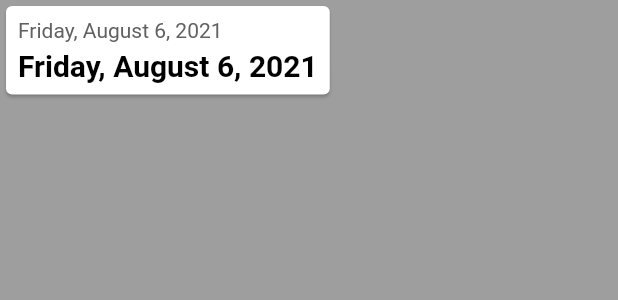
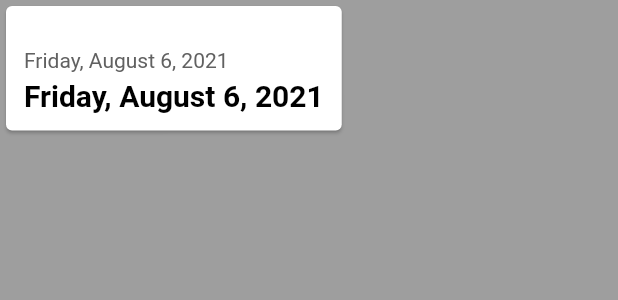
Before and after one commit to 17281/PhoneLife, a Flutter app: the TimeGraphWidget widget shown alone on an empty page, opened directly with empty values, on a phone screen of 412 x 824 dp. Shown: the top 300 px of the screen. Run offline on Flutter 3.47's test engine with Material 2 defaults, Android fonts, the phone set to English and light mode, and no system bars; our stand-ins replace sqflite; accounts and stored records are empty.

```diff
--- a/lib/model/Goals.dart
+++ b/lib/model/Goals.dart
@@ -20,6 +20,7 @@ class UserContent {
   final int? id;
   final bool isCompleted;
   final String goalTime;
+
   final DateTime createdTime;
 
 
--- a/lib/page/Goal_detail_page.dart
+++ b/lib/page/Goal_detail_page.dart
@@ -45,9 +45,7 @@ class _GoalDetailPageState extends State<GoalDetailPage> {
       //TODO: use the edit button function to change it so that it's a slideable
       actions: [editButton(), deleteButton()],
     ),
-    body: isLoading
-        ? Center(child: CircularProgressIndicator())
-        : Padding(
+    body: Padding(
       padding: EdgeInsets.all(12),
       child: ListView(
         padding: EdgeInsets.symmetric(vertical: 8),
@@ -60,7 +58,7 @@ class _GoalDetailPageState extends State<GoalDetailPage> {
               fontWeight: FontWeight.bold,
             ),
           ),
-          SizedBox(height: 8),
+          const SizedBox(height: 8),
           Text(
             DateFormat.yMMMMd().format(goal.createdTime),
             style: TextStyle(color: Colors.white38),
--- a/lib/page/Screen_Time_Page.dart
+++ b/lib/page/Screen_Time_Page.dart
@@ -1,4 +1,3 @@
-import 'package:intl/intl.dart';
 import 'package:phoneapp/widget/Time_Form_Widget.dart';
 import 'package:phoneapp/db/User_database.dart';
 import 'package:phoneapp/model/ScreenTime.dart';
@@ -17,7 +16,6 @@ class ScreenTimePage extends StatefulWidget {
 }
 
 class _TimeDetailPageState extends State <ScreenTimePage> {
-  late ScreenContents screenTime;
   late String averageTime;
   late DateTime stopTime;
   late DateTime startTime;
--- a/lib/widget/Graph_Widget.dart
+++ b/lib/widget/Graph_Widget.dart
@@ -19,20 +19,25 @@ class TimeGraphWidget extends StatelessWidget{
     ///very useful DateTime method, might use in other screen time database
     final stopTimer = DateFormat.yMMMMEEEEd().format(screenContent.stopTime);
     final startTimer = DateFormat.yMMMMEEEEd().format(screenContent.startTime);
+    final averageTimer = screenContent.averageTime;
     return Card(
       //returns the card UI, wrapping around goals displayed
-      child: Container(
-        padding: EdgeInsets.all(8),
+        child: Padding(
+          padding: const EdgeInsets.all(12.0),
           child: Column(
             mainAxisSize: MainAxisSize.min,
             crossAxisAlignment: CrossAxisAlignment.start,
-
-          children: [
+            children: [Text(
+              averageTimer,style: TextStyle(
+                fontSize: 14,
+                color: Colors.blue),
+            ),
               Text(
                 startTimer,
                 style: TextStyle(color: Colors.grey.shade700),
               ),
               SizedBox(height: 4),
+
               Text(
                 stopTimer,
                 style: TextStyle(
```
Also changed, not shown: lib/db/User_database.dart (+2 -8 lines), lib/page/Content_page.dart (+65 -13 lines), lib/page/Time_Detail_page.dart (+5 -6 lines). Lines whose indentation alone changed are shown as unchanged.
